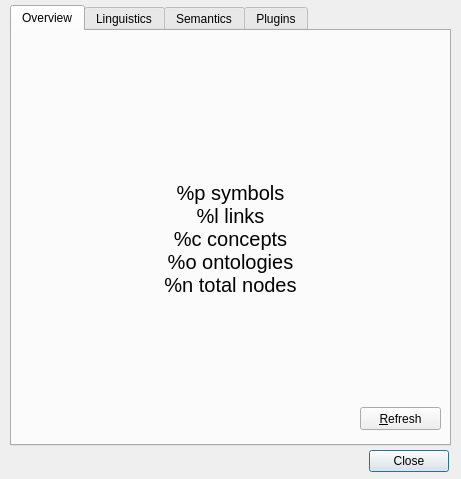
Qt form visual/gui-wintermute/ui/configui.ui (thebulldog77/plugins) before a commit.
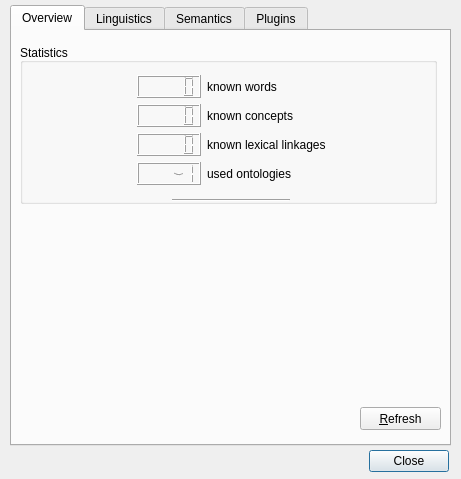
The same form after that commit. The open tabs and pages were chosen to show the change. Icons and pictures are not drawn.

```diff
--- a/visual/gui-wintermute/ui/configui.ui
+++ b/visual/gui-wintermute/ui/configui.ui
@@ -72,33 +72,103 @@
       <bool>false</bool>
      </property>
     </widget>
-    <widget class="QLabel" name="lblOverview">
+    <widget class="QGroupBox" name="groupBox">
      <property name="geometry">
       <rect>
-       <x>10</x>
-       <y>15</y>
+       <x>8</x>
+       <y>12</y>
        <width>417</width>
-       <height>385</height>
+       <height>161</height>
       </rect>
      </property>
-     <property name="font">
-      <font>
-       <pointsize>15</pointsize>
-      </font>
-     </property>
-     <property name="text">
-      <string>%p symbols
-%l links
-%c concepts
-%o ontologies
-%n total nodes</string>
+     <property name="title">
+      <string>Statistics</string>
      </property>
      <property name="alignment">
-      <set>Qt::AlignCenter</set>
+      <set>Qt::AlignBottom|Qt::AlignLeading|Qt::AlignLeft</set>
      </property>
+     <widget class="QWidget" name="formLayoutWidget_4">
+      <property name="geometry">
+       <rect>
+        <x>12</x>
+        <y>32</y>
+        <width>393</width>
+        <height>117</height>
+       </rect>
+      </property>
+      <layout class="QFormLayout" name="formLayout_3">
+       <property name="fieldGrowthPolicy">
+        <enum>QFormLayout::ExpandingFieldsGrow</enum>
+       </property>
+       <property name="rowWrapPolicy">
+        <enum>QFormLayout::WrapLongRows</enum>
+       </property>
+       <property name="labelAlignment">
+        <set>Qt::AlignCenter</set>
+       </property>
+       <property name="formAlignment">
+        <set>Qt::AlignHCenter|Qt::AlignTop</set>
+       </property>
+       <item row="0" column="0">
+        <widget class="QLCDNumber" name="lcdWord"/>
+       </item>
+       <item row="1" column="0">
+        <widget class="QLCDNumber" name="lcdConc"/>
+       </item>
+       <item row="1" column="1">
+        <widget class="QLabel" name="label_7">
+         <property name="text">
+          <string>known concepts</string>
+         </property>
+        </widget>
+       </item>
+       <item row="2" column="0">
+        <widget class="QLCDNumber" name="lcdLink"/>
+       </item>
+       <item row="2" column="1">
+        <widget class="QLabel" name="label_8">
+         <property name="text">
+          <string>known lexical linkages</string>
+         </property>
+        </widget>
+       </item>
+       <item row="3" column="0">
+        <widget class="QLCDNumber" name="lcdOnto">
+         <property name="value" stdset="0">
+          <double>-1.000000000000000</double>
+         </property>
+        </widget>
+       </item>
+       <item row="3" column="1">
+        <widget class="QLabel" name="label_9">
+         <property name="text">
+          <string>used ontologies</string>
+         </property>
+        </widget>
+       </item>
+       <item row="0" column="1">
+        <widget class="QLabel" name="label_6">
+         <property name="text">
+          <string>known words</string>
+         </property>
+        </widget>
+       </item>
+      </layout>
+     </widget>
     </widget>
-    <zorder>lblOverview</zorder>
-    <zorder>btnRefresh</zorder>
+    <widget class="Line" name="line">
+     <property name="geometry">
+      <rect>
+       <x>160</x>
+       <y>168</y>
+       <width>118</width>
+       <height>3</height>
+      </rect>
+     </property>
+     <property name="orientation">
+      <enum>Qt::Horizontal</enum>
+     </property>
+    </widget>
    </widget>
    <widget class="QWidget" name="tabLing">
     <attribute name="title">
```
Left out of the diff: 147 changed lines with no effect on the pictures.
